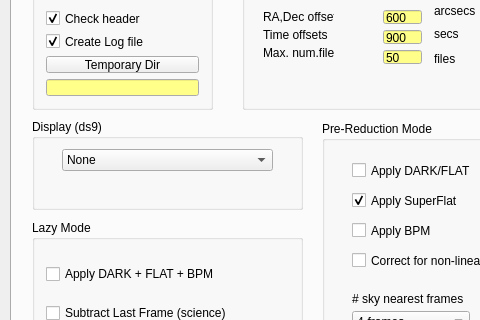
Old version of the form QL4/panicQL.ui in the repository ppmim/PAPI; both pictures show x 0 to 480 and y 105 to 425 of the 961 by 729 pixel window.
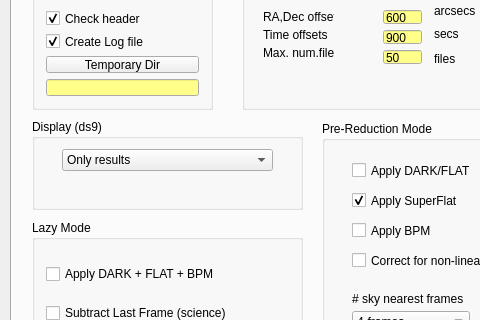
New version of the form. The open tabs and pages were chosen to show the change. Icons and pictures are not drawn.

Patch:
```diff
--- a/QL4/panicQL.ui
+++ b/QL4/panicQL.ui
@@ -2241,16 +2241,6 @@
          <height>22</height>
         </rect>
        </property>
-       <item>
-        <property name="text">
-         <string>None</string>
-        </property>
-       </item>
-       <item>
-        <property name="text">
-         <string>Only new files in 'Input Dir'</string>
-        </property>
-       </item>
        <item>
         <property name="text">
          <string>Only results</string>
```
Left out of the diff: 10 changed lines with no effect on the pictures.
